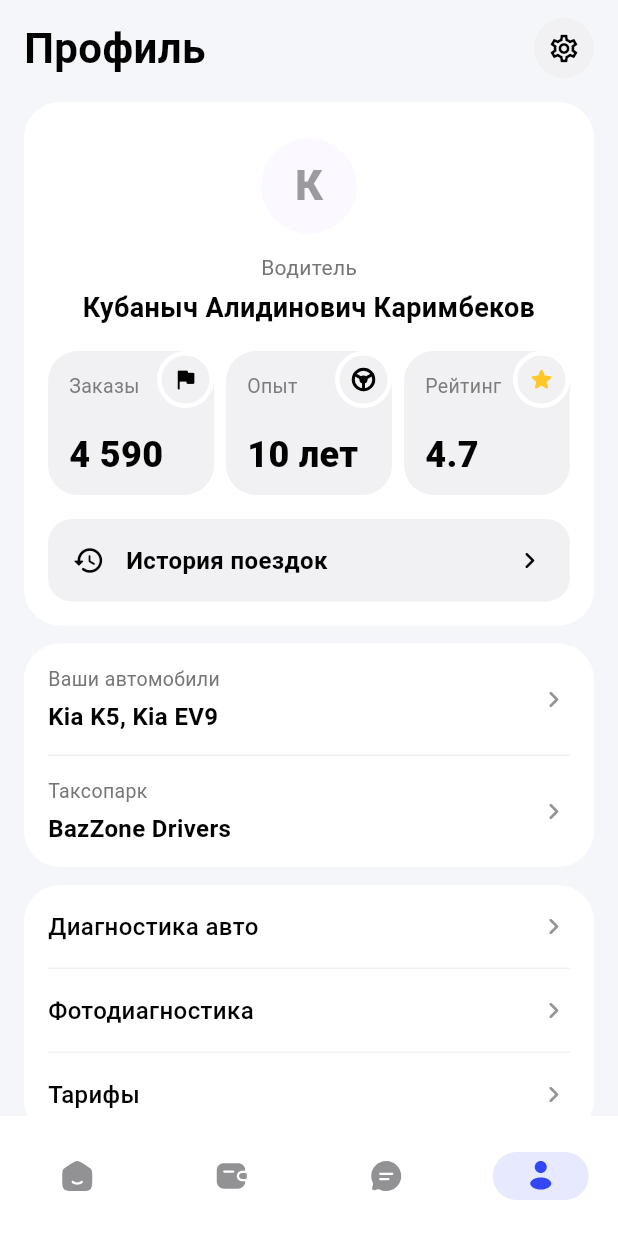
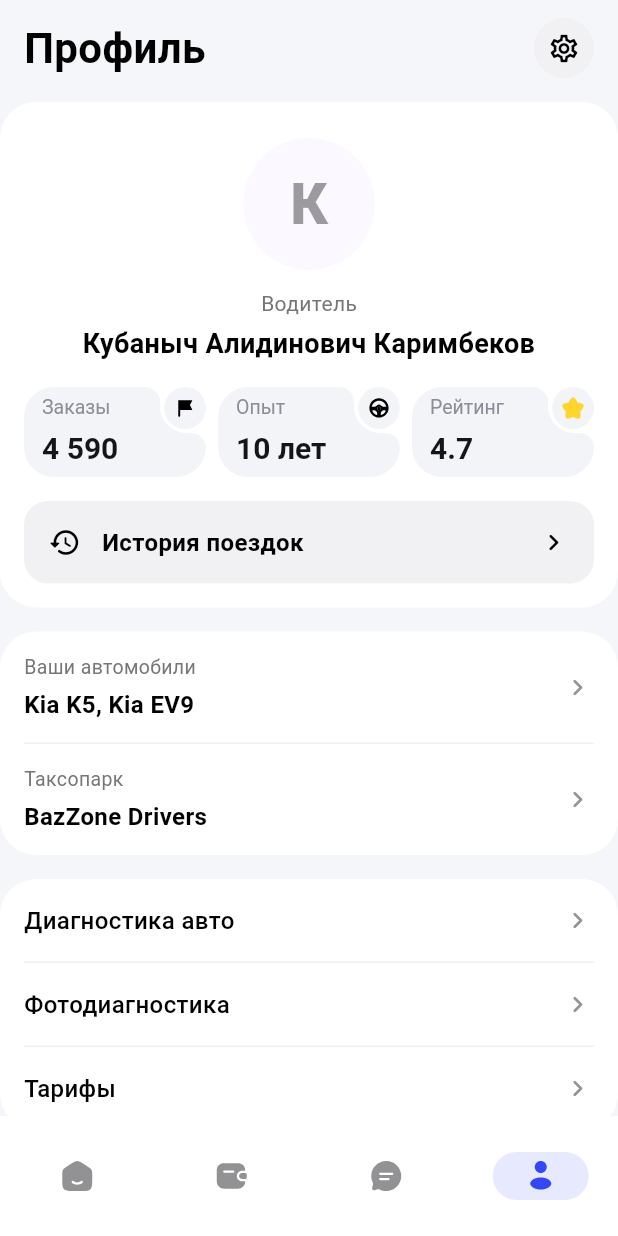
Before and after one commit to zhakypovmaksatbek/bazzone_driver, a Flutter app: the ProfilePage screen opened by its route, on a phone screen of 412 x 824 dp. Run offline on Flutter 3.47's test engine with Material 3 defaults, Android fonts, the phone set to English and light mode, and no system bars; our stand-ins replace auto_route, cached_network_image, dio, easy_localization, flutter_bloc, flutter_svg and 5 more.

Commit message:
refactor: migrate UI icons to SVG assets and update components to use asset paths

```diff
--- a/lib/core/constants/asset_const.dart
+++ b/lib/core/constants/asset_const.dart
@@ -4,8 +4,15 @@ class AssetConst {
   static const String profile = 'assets/svg/profile.svg';
   static const String support = 'assets/svg/support.svg';
   static const String wallet = 'assets/svg/wallet.svg';
+  static const String wallet2 = 'assets/svg/wallet2.svg';
   static const String location = 'assets/svg/location.svg';
   static const String search = 'assets/svg/search.svg';
   static const String layers = 'assets/svg/map.svg';
   static const String filledLocation = 'assets/svg/filled_location.svg';
+  static const String wheel = "assets/svg/wheel.svg";
+  static const String star = "assets/svg/star.svg";
+  static const String flag = "assets/svg/flag.svg";
+  static const String cardReceived = "assets/svg/card-receive.svg";
+  static const String moreCircle = "assets/svg/more-circle.svg";
+  static const String sendArrow = "assets/svg/send-arrow.svg";
 }
--- a/lib/features/profile/presentation/pages/profile_page.dart
+++ b/lib/features/profile/presentation/pages/profile_page.dart
@@ -67,6 +67,8 @@ class _ProfilePageState extends State<ProfilePage> {
     }
   }
 
+  static const EdgeInsets _cardPadding = EdgeInsets.fromLTRB(0, 16, 0, 0);
+
   @override
   Widget build(BuildContext context) {
     return Scaffold(
@@ -127,7 +129,7 @@ class _ProfilePageState extends State<ProfilePage> {
           ),
           SliverToBoxAdapter(
             child: Padding(
-              padding: const EdgeInsets.fromLTRB(16, 16, 16, 0),
+              padding: _cardPadding,
               child: Container(
                 width: double.infinity,
                 padding: const EdgeInsets.all(16),
@@ -179,7 +181,7 @@ class _ProfilePageState extends State<ProfilePage> {
           ),
           SliverToBoxAdapter(
             child: Padding(
-              padding: const EdgeInsets.fromLTRB(16, 12, 16, 0),
+              padding: _cardPadding,
               child: Container(
                 width: double.infinity,
                 decoration: BoxDecoration(
@@ -213,7 +215,7 @@ class _ProfilePageState extends State<ProfilePage> {
           ),
           SliverToBoxAdapter(
             child: Padding(
-              padding: const EdgeInsets.fromLTRB(16, 12, 16, 0),
+              padding: _cardPadding,
               child: Container(
                 width: double.infinity,
                 decoration: BoxDecoration(
--- a/lib/features/profile/presentation/widgets/profile_stats_row.dart
+++ b/lib/features/profile/presentation/widgets/profile_stats_row.dart
@@ -1,3 +1,4 @@
+import 'package:bazzone_driver/core/constants/asset_const.dart';
 import 'package:bazzone_driver/features/profile/domain/entities/driver_profile.dart';
 import 'package:bazzone_driver/features/profile/presentation/utils/profile_formatters.dart';
 import 'package:bazzone_driver/features/profile/presentation/widgets/stat_card.dart';
@@ -6,10 +7,7 @@ import 'package:easy_localization/easy_localization.dart';
 import 'package:flutter/material.dart';
 
 class ProfileStatsRow extends StatelessWidget {
-  const ProfileStatsRow({
-    super.key,
-    required this.profile,
-  });
+  const ProfileStatsRow({super.key, required this.profile});
 
   final DriverProfile profile;
 
@@ -22,7 +20,7 @@ class ProfileStatsRow extends StatelessWidget {
           child: StatCard(
             label: LocaleKeys.profile_page_orders.tr(),
             value: ProfileFormatters.formatCount(profile.ordersCount),
-            icon: Icons.flag_rounded,
+            icon: AssetConst.flag,
           ),
         ),
         const SizedBox(width: 8),
@@ -32,8 +30,7 @@ class ProfileStatsRow extends StatelessWidget {
             value: ProfileFormatters.formatExperienceYears(
               profile.experienceYears,
             ),
-            icon: Icons.circle,
-            iconWidget: const SteeringWheelIcon(),
+            icon: AssetConst.wheel,
           ),
         ),
         const SizedBox(width: 8),
@@ -41,8 +38,7 @@ class ProfileStatsRow extends StatelessWidget {
           child: StatCard(
             label: LocaleKeys.profile_page_rating.tr(),
             value: ProfileFormatters.formatRating(profile.rating),
-            icon: Icons.star_rounded,
-            iconColor: const Color(0xFFFFC727),
+            icon: AssetConst.star,
           ),
         ),
       ],
--- a/lib/features/profile/presentation/widgets/stat_card.dart
+++ b/lib/features/profile/presentation/widgets/stat_card.dart
@@ -1,6 +1,6 @@
 import 'dart:math' as math;
 
-import 'package:bazzone_driver/core/theme/color_const.dart';
+import 'package:bazzone_driver/shared/widgets/image/custom_asset_image.dart';
 import 'package:flutter/material.dart';
 
 class StatCard extends StatelessWidget {
@@ -9,69 +9,64 @@ class StatCard extends StatelessWidget {
     required this.label,
     required this.value,
     required this.icon,
-    this.iconColor = ColorConst.black,
-    this.iconWidget,
   });
 
   final String label;
   final String value;
-  final IconData icon;
-  final Color iconColor;
-  final Widget? iconWidget;
+  final String icon;
 
-  static const badgeSize = 38.0;
-  static const cardRadius = 20.0;
+  static const badgeSize = 28.0;
+  static const radius = 20.0;
+  static const gap = 4.0;
+  static const fillet = 10.0;
 
   @override
   Widget build(BuildContext context) {
-    final notchRadius = badgeSize / 2;
+    const cardColor = Color(0xFFF3F4F8);
 
-    return Stack(
+    return SizedBox(
+      height: 60,
+      child: Stack(
         clipBehavior: Clip.none,
-      alignment: Alignment.topRight,
         children: [
           ClipPath(
-          clipper: _NotchedCardClipper(
-            radius: cardRadius,
-            notchRadius: notchRadius,
+            clipper: _ProfileCardClipper(
+              radius: radius,
+              badgeSize: badgeSize,
+              gap: gap,
+              fillet: fillet,
             ),
             child: Container(
               width: double.infinity,
-            height: 96,
-            color: const Color(0xFFF1F1F4),
-            padding: const EdgeInsets.fromLTRB(14, 16, 14, 14),
+              color: cardColor,
+              padding: const EdgeInsets.fromLTRB(12, 6, 12, 6),
               child: Column(
                 crossAxisAlignment: CrossAxisAlignment.start,
                 children: [
                   Text(
                     label,
+                    style: const TextStyle(
+                      color: Color(0xFF8B8E99),
+                      fontSize: 13,
+                      fontWeight: FontWeight.w400,
+                      height: 16 / 13,
+                      letterSpacing: 0,
+                    ),
                     maxLines: 1,
                     overflow: TextOverflow.ellipsis,
-                  style: TextStyle(
-                    color: ColorConst.grey.withValues(alpha: 0.85),
-                    fontSize: 13,
-                    fontWeight: FontWeight.w400,
-                    height: 1.2,
-                  ),
                   ),
                   const Spacer(),
-                SizedBox(
-                  width: double.infinity,
-                  child: FittedBox(
-                    fit: BoxFit.scaleDown,
-                    alignment: Alignment.centerLeft,
-                    child: Text(
+                  Text(
                     value,
+                    style: const TextStyle(
+                      fontSize: 20,
+                      fontWeight: FontWeight.w700,
+                      color: Color(0xFF141518),
+                      height: 25 / 20,
+                      letterSpacing: 0,
+                    ),
                     maxLines: 1,
-                      softWrap: false,
-                      style: const TextStyle(
-                        fontSize: 24,
-                        fontWeight: FontWeight.w800,
-                        color: ColorConst.black,
-                        height: 1.1,
-                      ),
-                    ),
-                  ),
+                    overflow: TextOverflow.ellipsis,
                   ),
                 ],
               ),
@@ -80,155 +75,115 @@ class StatCard extends StatelessWidget {
           Positioned(
             top: 0,
             right: 0,
-          child: _StatBadge(
-            child: iconWidget ??
-                Icon(
-                  icon,
-                  color: iconColor,
-                  size: 18,
+            child: Container(
+              width: badgeSize,
+              height: badgeSize,
+              decoration: const BoxDecoration(
+                shape: BoxShape.circle,
+                color: cardColor,
+              ),
+              child: Center(
+                child: SizedBox(
+                  width: badgeSize * 0.55,
+                  height: badgeSize * 0.55,
+                  child: CustomAssetImage(path: icon),
+                ),
               ),
             ),
           ),
         ],
+      ),
     );
   }
 }
 
-class _StatBadge extends StatelessWidget {
-  const _StatBadge({required this.child});
-
-  final Widget child;
-
-  @override
-  Widget build(BuildContext context) {
-    return Container(
-      width: StatCard.badgeSize,
-      height: StatCard.badgeSize,
-      decoration: BoxDecoration(
-        color: const Color(0xFFF1F1F4),
-        shape: BoxShape.circle,
-        border: Border.all(
-          color: ColorConst.white,
-          width: 3,
-        ),
-      ),
-      child: Center(child: child),
-    );
-  }
-}
-
-class SteeringWheelIcon extends StatelessWidget {
-  const SteeringWheelIcon({
-    super.key,
-    this.size = 18,
-    this.color = ColorConst.black,
-  });
-
-  final double size;
-  final Color color;
-
-  @override
-  Widget build(BuildContext context) {
-    return CustomPaint(
-      size: Size(size, size),
-      painter: _SteeringWheelPainter(color: color),
-    );
-  }
-}
-
-class _SteeringWheelPainter extends CustomPainter {
-  _SteeringWheelPainter({required this.color});
-
-  final Color color;
-
-  @override
-  void paint(Canvas canvas, Size size) {
-    final stroke = Paint()
-      ..color = color
-      ..style = PaintingStyle.stroke
-      ..strokeWidth = size.width * 0.11
-      ..strokeCap = StrokeCap.round;
-
-    final fillPaint = Paint()
-      ..color = color
-      ..style = PaintingStyle.fill;
-
-    final center = Offset(size.width / 2, size.height / 2);
-    final radius = size.width * 0.38;
-
-    // Outer ring
-    canvas.drawCircle(center, radius, stroke);
-
-    // Center hub
-    canvas.drawCircle(center, size.width * 0.15, fillPaint);
-
-    // Spokes oriented with one pointing straight down (6 o'clock)
-    for (var i = 0; i < 3; i++) {
-      final angle = math.pi / 2 + i * 2 * math.pi / 3;
-      final end = Offset(
-        center.dx + radius * math.cos(angle),
-        center.dy + radius * math.sin(angle),
-      );
-      canvas.drawLine(center, end, stroke);
-    }
-  }
-
-  @override
-  bool shouldRepaint(covariant _SteeringWheelPainter oldDelegate) {
-    return color != oldDelegate.color;
-  }
-}
-
-class _NotchedCardClipper extends CustomClipper<Path> {
-  const _NotchedCardClipper({
+class _ProfileCardClipper extends CustomClipper<Path> {
+  const _ProfileCardClipper({
     required this.radius,
-    required this.notchRadius,
+    required this.badgeSize,
+    required this.gap,
+    required this.fillet,
   });
 
   final double radius;
-  final double notchRadius;
+  final double badgeSize;
+  final double gap;
+  final double fillet;
 
   @override
   Path getClip(Size size) {
+    final w = size.width;
+    final h = size.height;
+
+    final rb = badgeSize / 2;
+    final rcut = rb + gap;
+    final rf = fillet;
+
+    // Distances
+    final distSq = (rf + rcut) * (rf + rcut) - (rcut - rf) * (rcut - rf);
+    double dist = math.sqrt(math.max(0.0, distSq));
+
+    // Safety checks to prevent the cutout from overlapping corners
+    if (rb + dist > h - radius) {
+      dist = math.max(0.0, h - radius - rb);
+    }
+    if (w - rb - dist < radius) {
+      dist = math.max(0.0, w - rb - radius);
+    }
+
+    // Centers
+    final cg = Offset(w - rb, rb);
+    final cf1 = Offset(w - rb - dist, rf);
+    final cf2 = Offset(w - rf, rb + dist);
+
+    // Contact points
+    final p1 = cf1 + (cg - cf1) * (rf / (rf + rcut));
+    final p2 = cf2 + (cg - cf2) * (rf / (rf + rcut));
+
     final path = Path();
-    final width = size.width;
-    final height = size.height;
 
-    // Move to starting point on the left edge
+    // Top Left
     path.moveTo(0, radius);
-
-    // Top-left corner
     path.arcToPoint(
       Offset(radius, 0),
       radius: Radius.circular(radius),
-    );
-
-    // Top edge to the start of the notch
-    path.lineTo(width - notchRadius, 0);
-
-    // Notch (concave quarter-circle curving inwards)
-    path.arcToPoint(
-      Offset(width, notchRadius),
-      radius: Radius.circular(notchRadius),
       clockwise: true,
     );
 
-    // Right edge to bottom-right corner
-    path.lineTo(width, height - radius);
+    // Top edge to first fillet
+    path.lineTo(cf1.dx, 0);
 
-    // Bottom-right corner
+    // Top fillet
+    path.arcToPoint(p1, radius: Radius.circular(rf), clockwise: true);
+
+    // Cutout
+    path.arcToPoint(p2, radius: Radius.circular(rcut), clockwise: false);
+
+    // Right fillet
     path.arcToPoint(
-      Offset(width - radius, height),
-      radius: Radius.circular(radius),
+      Offset(w, cf2.dy),
+      radius: Radius.circular(rf),
+      clockwise: true,
     );
 
-    // Bottom edge to bottom-left corner
-    path.lineTo(radius, height);
+    // Right edge to bottom
+    path.lineTo(w, h - radius);
 
-    // Bottom-left corner
+    // Bottom Right
     path.arcToPoint(
-      Offset(0, height - radius),
+      Offset(w - radius, h),
       radius: Radius.circular(radius),
+      clockwise: true,
+    );
+
+    // Bottom edge
+    path.lineTo(radius, h);
+
+    // Bottom Left
+    path.arcToPoint(
+      Offset(0, h - radius),
+      radius: Radius.circular(radius),
+      clockwise: true,
     );
 
     path.close();
@@ -236,7 +191,10 @@ class _NotchedCardClipper extends CustomClipper<Path> {
   }
 
   @override
-  bool shouldReclip(covariant _NotchedCardClipper oldClipper) {
-    return radius != oldClipper.radius || notchRadius != oldClipper.notchRadius;
+  bool shouldReclip(covariant _ProfileCardClipper oldClipper) {
+    return radius != oldClipper.radius ||
+        badgeSize != oldClipper.badgeSize ||
+        gap != oldClipper.gap ||
+        fillet != oldClipper.fillet;
   }
 }
--- a/lib/shared/widgets/image/user_avatar_widget.dart
+++ b/lib/shared/widgets/image/user_avatar_widget.dart
@@ -68,8 +68,8 @@ enum UserAvatarSize {
   /// medium avatar size 48 font size 24
   medium(48, 24),
 
-  /// medium large avatar size 64 font size 28.8
-  mediumLarge(64, 28.8),
+  /// medium large avatar size 88 font size 38.8
+  mediumLarge(88, 38.8),
 
   /// large avatar size 120 font size 54
   large(120, 54);
```
Also changed, not shown: lib/features/wallet/presentation/widgets/wallet_action_buttons.dart (+9 -34 lines), lib/features/wallet/presentation/widgets/wallet_header.dart (+4 -17 lines), assets/svg/card-receive.svg (added), assets/svg/flag.svg (added), assets/svg/more-circle.svg (added), assets/svg/send-arrow.svg (added), assets/svg/star.svg (added), assets/svg/wallet2.svg (added), assets/svg/wheel.svg (added), 5 other files. Lines whose indentation alone changed are shown as unchanged.
